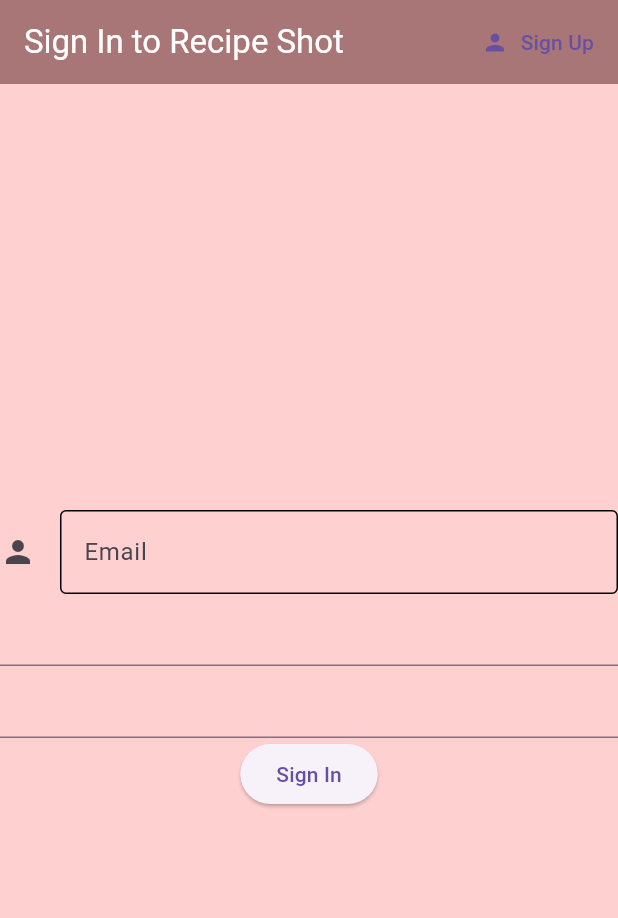
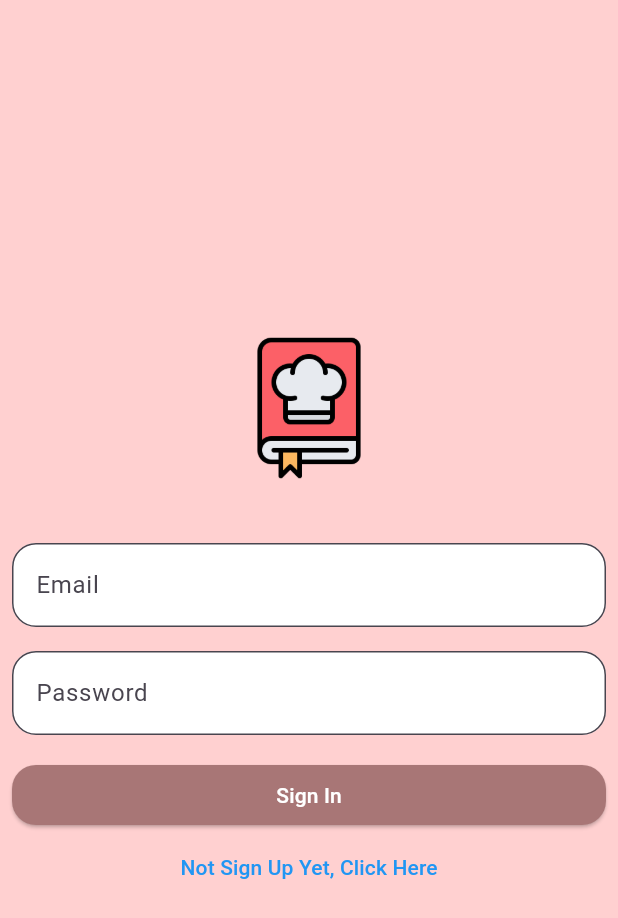
Before and after one commit to Zer0-01/Flutter-Recipe-Shot, a Flutter app: the screen it shows after launch, on a phone screen of 412 x 824 dp. Shown: the top 918 px of the screen. Run offline on Flutter 3.47's test engine with Material 3 defaults, Android fonts, the phone set to English and light mode, and no system bars; our stand-ins replace firebase_auth, firebase_core; accounts and stored records are empty.

Commit message:
feat: improve ui for the sign in view

```diff
--- a/lib/features/signIn/view/sign_in_view.dart
+++ b/lib/features/signIn/view/sign_in_view.dart
@@ -1,5 +1,7 @@
 import 'package:flutter/material.dart';
 import 'package:flutter_recipe_shot/constants/constants.dart';
+import 'package:flutter_recipe_shot/features/signIn/view/widget/sign_in_button_widget.dart';
+import 'package:flutter_recipe_shot/features/signIn/view/widget/sign_up_navigator_widget.dart';
 import 'package:flutter_recipe_shot/features/signIn/view/widget/text_form_field_widget.dart';
 import 'package:flutter_recipe_shot/features/signIn/viewModel/sign_in_view_model.dart';
 import 'package:flutter_recipe_shot/services/auth_service.dart';
@@ -23,56 +25,59 @@
   Widget build(BuildContext context) {
     return Scaffold(
       backgroundColor: secondary,
-      appBar: AppBar(
-        backgroundColor: primary,
-        title: Text(
-          'Sign In to Recipe Shot',
-          style: TextStyle(color: text),
-        ),
-        actions: [
-          TextButton.icon(
-            onPressed: () {
-              widget.toggleView();
-            },
-            label: Text('Sign Up'),
-            icon: Icon(Icons.person),
-          )
-        ],
-      ),
+      // appBar: AppBar(
+      //   backgroundColor: primary,
+      //   title: Text(
+      //     'Sign In to Recipe Shot',
+      //     style: TextStyle(color: text),
+      //   ),
+      //   actions: [
+      //     TextButton.icon(
+      //       onPressed: () {
+      //         widget.toggleView();
+      //       },
+      //       label: Text('Sign Up'),
+      //       icon: Icon(Icons.person),
+      //     )
+      //   ],
+      // ),
       body: Form(
         key: _formKey,
+        child: Padding(
+          padding: const EdgeInsets.all(8.0),
           child: Column(
             mainAxisAlignment: MainAxisAlignment.center,
             children: [
+              const Image(image: AssetImage('lib/assets/logo-recipe.png'), height: 100, width: 100,),
+              const SizedBox(
+                height: 40,
+              ),
               TextFormFieldWidget(
                 inputController: vm.emailController,
-              icon: Icon(Icons.person),
                 labelText: 'Email',
                 validator: (value) => value!.isEmpty ? 'Enter an email' : null,
               ),
-            TextFormField(
-              validator: (value) => value!.isEmpty ? 'Enter an email' : null,
-              onChanged: (value) {
-                setState(() {
-                  email = value;
-                });
-              },
+              const SizedBox(
+                height: 16,
               ),
-            TextFormField(
+              TextFormFieldWidget(
+                inputController: vm.passwordController,
+                labelText: 'Password',
                 validator: (value) => value!.length < 6
                     ? "Enter a password 6+ characters long"
                     : null,
-              obscureText: true,
-              onChanged: (value) {
-                setState(() {
-                  password = value;
-                });
-              },
               ),
-            ElevatedButton(
+              const SizedBox(
+                height: 16,
+              ),
+              Row(
+                children: [
+                  Expanded(
+                    child: SignInButtonWidget(
                       onPressed: () async {
                         if (_formKey.currentState!.validate()) {
-                  dynamic result = await _authService.signIn(email, password);
+                          dynamic result =
+                              await _authService.signIn(email, password);
                           if (result == null) {
                             setState(() {
                               error = 'Could not sign in with the credentials';
@@ -80,9 +85,13 @@
                           }
                         }
                       },
-              child: Text('Sign In'),
+                    ),
                   ),
                 ],
+              ),
+              const SignUpNavigatorWidget(),
+            ],
+          ),
         ),
       ),
     );
--- /dev/null
+++ b/lib/features/signIn/view/widget/sign_in_button_widget.dart
@@ -0,0 +1,22 @@
+import 'package:flutter/material.dart';
+import 'package:flutter_recipe_shot/constants/constants.dart';
+
+class SignInButtonWidget extends StatelessWidget {
+  final void Function()? onPressed;
+  const SignInButtonWidget({super.key, this.onPressed});
+
+  @override
+  Widget build(BuildContext context) {
+    return ElevatedButton(
+      onPressed: onPressed,
+      style: ButtonStyle(
+          foregroundColor: WidgetStateProperty.all<Color>(Colors.white),
+          backgroundColor: WidgetStateProperty.all<Color>(primary),
+          shape: WidgetStateProperty.all<RoundedRectangleBorder>(
+              RoundedRectangleBorder(
+            borderRadius: BorderRadius.circular(16),
+          ))),
+      child: const Text('Sign In'),
+    );
+  }
+}
--- /dev/null
+++ b/lib/features/signIn/view/widget/sign_up_navigator_widget.dart
@@ -0,0 +1,19 @@
+import 'package:flutter/material.dart';
+
+class SignUpNavigatorWidget extends StatelessWidget {
+  final void Function()? onPressed;
+  const SignUpNavigatorWidget({super.key, this.onPressed});
+
+  @override
+  Widget build(BuildContext context) {
+    return TextButton(
+        style: TextButton.styleFrom(
+          foregroundColor: Colors.blue,
+        ),
+        onPressed: onPressed,
+        child: const Text(
+          'Not Sign Up Yet, Click Here',
+          style: TextStyle(color: Colors.blue),
+        ));
+  }
+}
--- a/lib/features/signIn/view/widget/text_form_field_widget.dart
+++ b/lib/features/signIn/view/widget/text_form_field_widget.dart
@@ -2,13 +2,11 @@
 
 class TextFormFieldWidget extends StatelessWidget {
   final TextEditingController inputController;
-  final Widget icon;
   final String labelText;
   final String? Function(String?)? validator;
   const TextFormFieldWidget(
       {super.key,
       required this.inputController,
-      required this.icon,
       required this.labelText,
       this.validator});
 
@@ -16,11 +14,12 @@
   Widget build(BuildContext context) {
     return TextFormField(
       decoration: InputDecoration(
-        icon: icon,
         labelText: labelText,
-        enabledBorder: OutlineInputBorder(
-          borderSide: BorderSide(),
+        border: OutlineInputBorder(
+          borderRadius: BorderRadius.circular(16)
         ),
+        filled: true,
+        fillColor: Colors.white,
       ),
       controller: inputController,
       validator: validator,
--- a/lib/features/signIn/viewModel/sign_in_view_model.dart
+++ b/lib/features/signIn/viewModel/sign_in_view_model.dart
@@ -2,4 +2,5 @@
 
 class SignInViewModel extends ChangeNotifier {
   TextEditingController emailController = TextEditingController();
+  TextEditingController passwordController = TextEditingController();
 }
--- a/lib/main.dart
+++ b/lib/main.dart
@@ -25,6 +25,7 @@
       value: AuthService().onAuthStateChanged,
       builder: (context, snapshot) {
         return const MaterialApp(
+          debugShowCheckedModeBanner: false,
           home: Wrapper(),
         );
       }
--- a/lib/wrapper.dart
+++ b/lib/wrapper.dart
@@ -12,9 +12,9 @@
     final userModel = Provider.of<UserModel?>(context);
 
     if (userModel == null) {
-      return Authenticate();
+      return const Authenticate();
     } else {
-      return Home();
+      return const Home();
     }
   }
 }
--- a/pubspec.yaml
+++ b/pubspec.yaml
@@ -57,6 +57,8 @@
 
 # The following section is specific to Flutter packages.
 flutter:
+  assets:
+    - lib/assets/
 
   # The following line ensures that the Material Icons font is
   # included with your application, so that you can use the icons in
```
Also changed, not shown: lib/screens/authenticate/sign_up.dart (+9 -9 lines), lib/screens/home/home.dart (+4 -4 lines), lib/assets/logo-recipe.png (added). Lines whose indentation alone changed are shown as unchanged.
